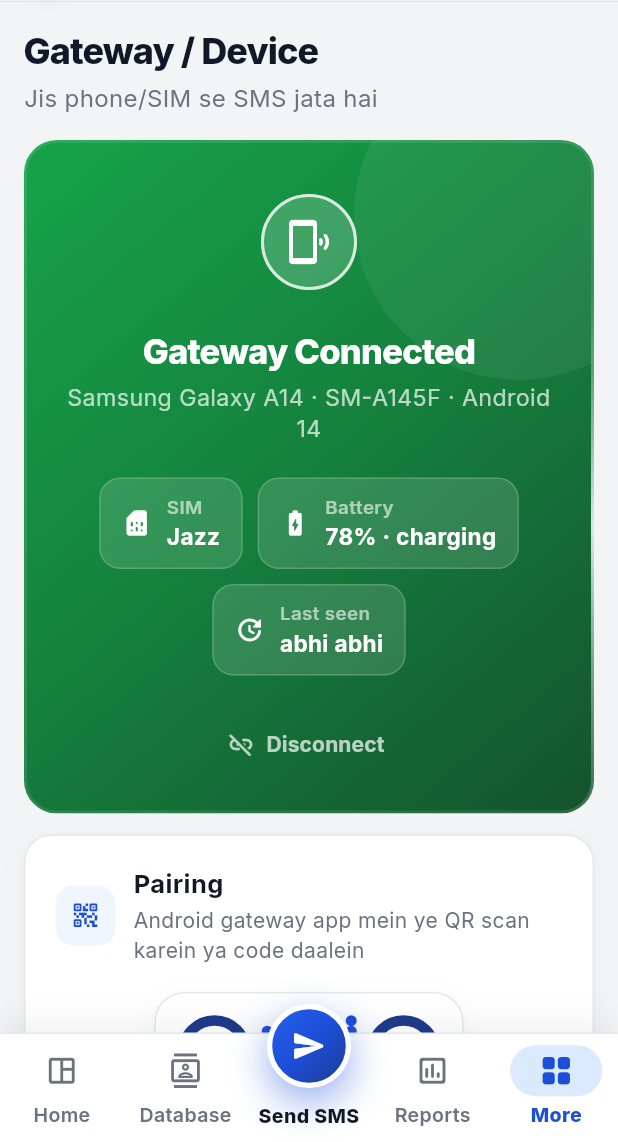
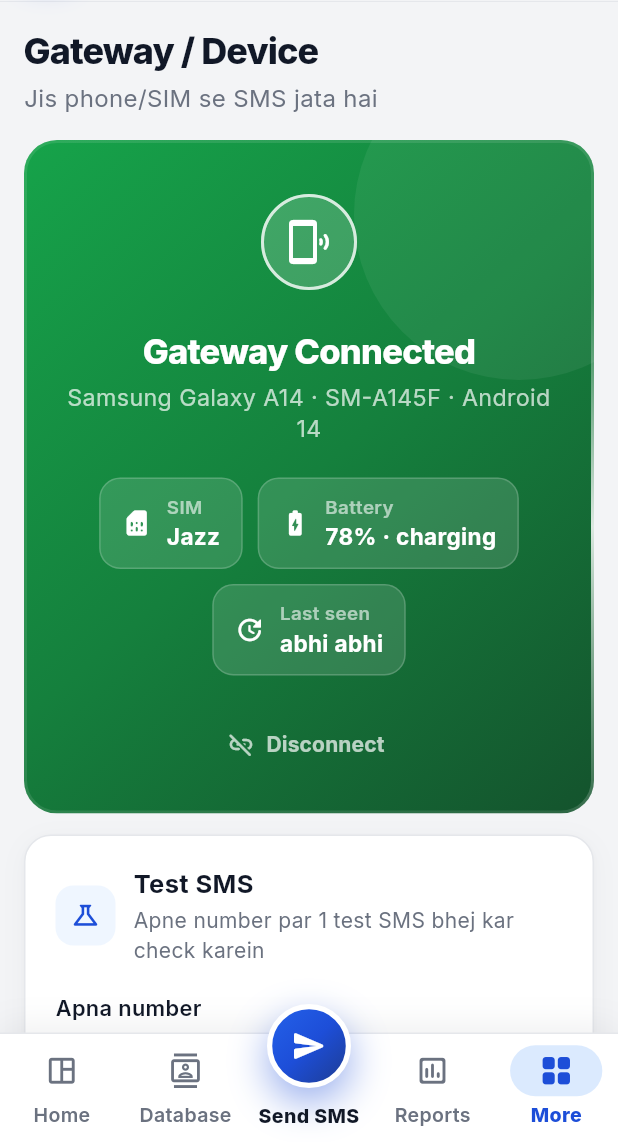
Before and after one commit to Umarsadiq112233/Messages-sender, a Flutter app: the GatewayScreen screen opened by its route, on a phone screen of 412 x 824 dp, the part 94-1236 px from its top. Run offline on Flutter 3.47's test engine with Material 3 defaults, Android fonts, the phone set to English and light mode, and no system bars; drawn by our look-alikes of flutter_animate, qr_flutter; our stand-ins replace file_picker, fl_chart, flutter_svg, go_router, share_plus, shared_preferences and 2 more; missing offline and left inert: dart:js_interop, desktop_drop, excel; accounts and stored records are empty.

Commit message:
Remove static pairing card from Gateway screen

```diff
--- a/lib/features/gateway/gateway_screen.dart
+++ b/lib/features/gateway/gateway_screen.dart
@@ -1,8 +1,6 @@
 import 'package:flutter/material.dart';
-import 'package:flutter/services.dart';
 import 'package:flutter_animate/flutter_animate.dart';
 import 'package:flutter_svg/flutter_svg.dart';
-import 'package:qr_flutter/qr_flutter.dart';
 
 import '../../core/layout/responsive.dart';
 import '../../core/motion/motion.dart';
@@ -65,7 +63,6 @@ class _GatewayScreenState extends State<GatewayScreen> {
 
     final status = _StatusCard(gateway: g, connecting: _connecting, onConnect: _connect, onDisconnect: _disconnect);
     final guide = _GuideCard(gateway: g);
-    final pairing = _PairingCard(gateway: g, onRegenerate: store.regeneratePairCode);
     const test = _TestCard();
     final note = InfoBanner(
       tone: BannerTone.warning,
@@ -83,11 +80,9 @@ class _GatewayScreenState extends State<GatewayScreen> {
           status.enter(context, index: 1),
           const SizedBox(height: 14),
           if (!g.connected) ...[guide.enter(context, index: 2), const SizedBox(height: 14)],
-          pairing.enter(context, index: 3),
+          test.enter(context, index: 3),
           const SizedBox(height: 14),
-          test.enter(context, index: 4),
-          const SizedBox(height: 14),
-          note.enter(context, index: 5),
+          note.enter(context, index: 4),
         ],
       );
     }
@@ -112,7 +107,7 @@ class _GatewayScreenState extends State<GatewayScreen> {
           ),
           end: Column(
             crossAxisAlignment: CrossAxisAlignment.stretch,
-            children: [pairing.enter(context, index: 2), const SizedBox(height: 22), note.enter(context, index: 4)],
+            children: [note.enter(context, index: 3)],
           ),
         ),
       ],
@@ -467,7 +462,6 @@ class _GuideCard extends StatelessWidget {
       (context.l10n.guide1, Icons.power_settings_new_rounded),
       (context.l10n.guide2, Icons.wifi_rounded),
       (context.l10n.guide3(AppInfo.name), Icons.apps_rounded),
-      (context.l10n.guide4, Icons.qr_code_scanner_rounded),
       (context.l10n.guide5, Icons.check_circle_outline_rounded),
     ];
     return SectionCard(
@@ -500,103 +494,6 @@ class _GuideCard extends StatelessWidget {
                 ],
               ),
             ).enterItem(context, i),
-        ],
-      ),
-    );
-  }
-}
-
-class _PairingCard extends StatelessWidget {
-  const _PairingCard({required this.gateway, required this.onRegenerate});
-  final GatewayInfo gateway;
-  final VoidCallback onRegenerate;
-
-  @override
-  Widget build(BuildContext context) {
-    final code = gateway.pairCode;
-    return SectionCard(
-      title: context.l10n.pairing,
-      subtitle: context.l10n.pairingSub,
-      icon: Icons.qr_code_2_rounded,
-      child: Column(
-        children: [
-          Container(
-            padding: const EdgeInsets.all(14),
-            decoration: BoxDecoration(
-              color: Colors.white,
-              borderRadius: BorderRadius.circular(20),
-              border: Border.all(color: AppColors.border),
-              boxShadow: AppShadows.card,
-            ),
-            child: AnimatedSwitcher(
-              duration: const Duration(milliseconds: 450),
-              transitionBuilder: (c, a) => ScaleTransition(
-                scale: CurvedAnimation(parent: a, curve: Curves.easeOutBack),
-                child: FadeTransition(opacity: a, child: c),
-              ),
-              child: QrImageView(
-                key: ValueKey(code),
-                data: 'paigham://pair?code=$code',
-                size: 176,
-                padding: EdgeInsets.zero,
-                eyeStyle: const QrEyeStyle(eyeShape: QrEyeShape.circle, color: AppColors.primaryDark),
-                dataModuleStyle: const QrDataModuleStyle(
-                  dataModuleShape: QrDataModuleShape.circle,
-                  color: AppColors.primary,
-                ),
-              ),
-            ),
-          ),
-          const SizedBox(height: 18),
-          Text(context.l10n.orEnterCode, style: AppText.caption),
-          const SizedBox(height: 6),
-          Row(
-            mainAxisAlignment: MainAxisAlignment.center,
-            children: [
-              Flexible(
-                child: FittedBox(
-                  fit: BoxFit.scaleDown,
-                  child: AnimatedSwitcher(
-                    duration: const Duration(milliseconds: 350),
-                    transitionBuilder: (c, a) => SlideTransition(
-                      position: Tween(begin: const Offset(0, .5), end: Offset.zero).animate(a),
-                      child: FadeTransition(opacity: a, child: c),
-                    ),
-                    child: Text(
-                      code,
-                      key: ValueKey(code),
-                      style: AppText.mono.copyWith(
-                        fontSize: 32,
-                        fontWeight: FontWeight.w800,
-                        letterSpacing: 4,
-                        color: AppColors.primary,
-                      ),
-                    ),
-                  ),
-                ),
-              ),
-              const SizedBox(width: 6),
-              IconButton(
-                tooltip: context.l10n.copy,
-                onPressed: () {
-                  Clipboard.setData(ClipboardData(text: code));
-                  AppToast.info(context.l10n.codeCopied, title: context.l10n.copy);
-                },
-                icon: const Icon(Icons.copy_rounded, color: AppColors.textMuted),
-              ),
-            ],
-          ),
-          const SizedBox(height: 10),
-          AppButton(
-            label: context.l10n.newCode,
-            icon: Icons.autorenew_rounded,
-            variant: AppButtonVariant.soft,
-            expand: context.isMobile,
-            onPressed: () {
-              onRegenerate();
-              AppToast.info(context.l10n.oldCodeInvalid, title: context.l10n.newPairingCode);
-            },
-          ),
         ],
       ),
     );
```
